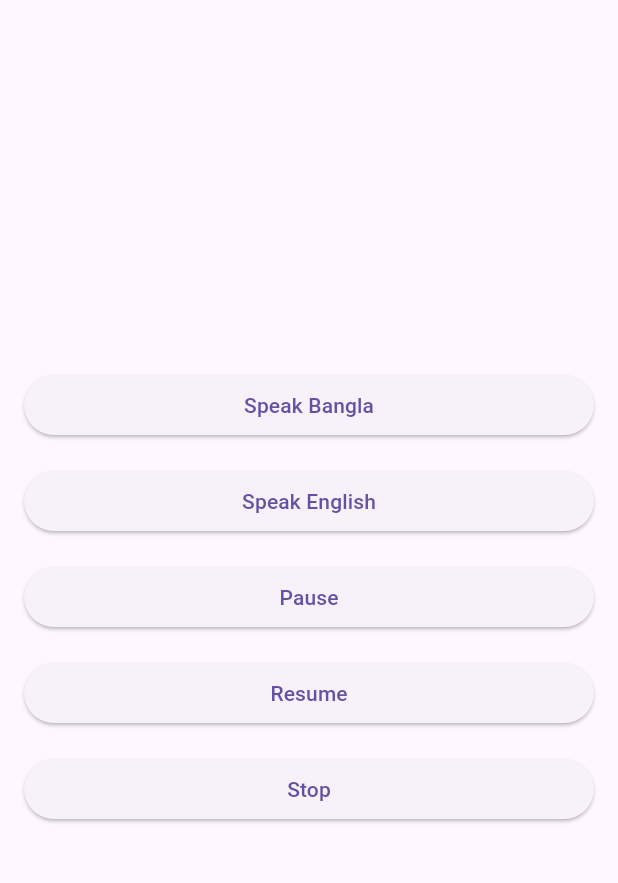
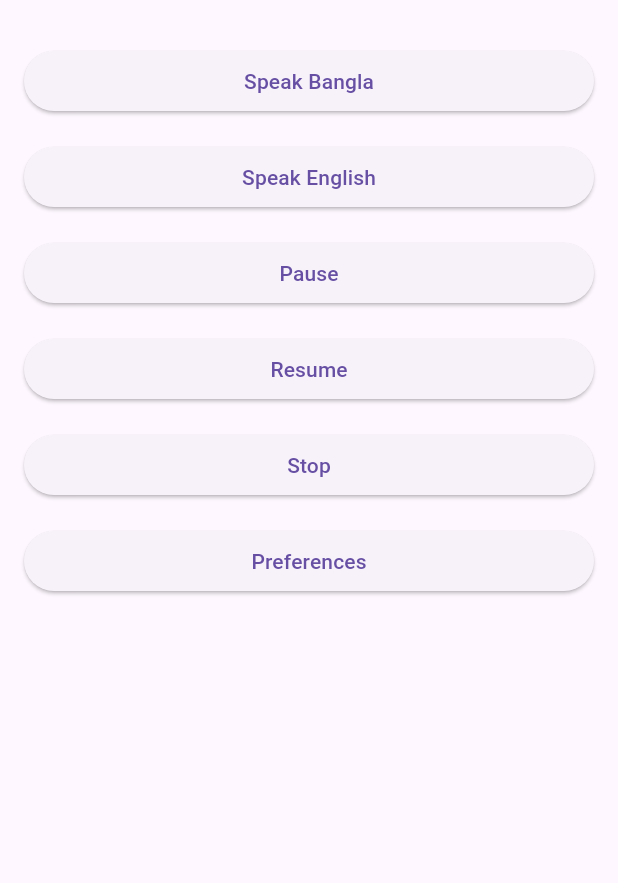
Before and after one commit to sasasaee/LekhAi, a Flutter app: the screen it shows after launch, after a tap on "Resume", on a phone screen of 412 x 824 dp, the part 63-946 px from its top. Run offline on Flutter 3.47's test engine with Material 3 defaults, Android fonts, the light colour scheme and no system bars; our stand-ins replace flutter_tts, shared_preferences.

Commit message:
Added preference to tts

```diff
--- a/lib/main.dart
+++ b/lib/main.dart
@@ -1,95 +1,82 @@
 import 'package:flutter/material.dart';
 import 'services/tts_service.dart';
+import 'preferences_screen.dart';
 
 void main() {
   WidgetsFlutterBinding.ensureInitialized();
-  debugPrint("APP STARTED → main() executed");
-
   runApp(MyApp());
 }
 
 class MyApp extends StatelessWidget {
   final TtsService ttsService = TtsService();
 
-  MyApp({super.key}) {
-    debugPrint("MyApp → TtsService instance created");
-  }
+  MyApp({super.key});
 
   @override
   Widget build(BuildContext context) {
-    debugPrint("MyApp.build() → Building MaterialApp");
-
     return MaterialApp(
       title: 'LekhAi TTS Demo',
-      home: Scaffold(
-        appBar: AppBar(
-          title: const Text('TTS Demo'),
-        ),
-        body: Builder(
-          builder: (context) {
-            debugPrint("Building Home Screen UI");
+      home: HomeScreen(ttsService: ttsService),
+    );
+  }
+}
 
-            return Center(
-              child: SingleChildScrollView(
-                padding: const EdgeInsets.all(16.0),
+class HomeScreen extends StatefulWidget {
+  final TtsService ttsService;
+  const HomeScreen({super.key, required this.ttsService});
+
+  @override
+  State<HomeScreen> createState() => _HomeScreenState();
+}
+
+class _HomeScreenState extends State<HomeScreen> {
+  @override
+  Widget build(BuildContext context) {
+    return Scaffold(
+      appBar: AppBar(title: const Text('TTS Demo')),
+      body: SingleChildScrollView(
+        padding: const EdgeInsets.all(16),
         child: Column(
-                  mainAxisAlignment: MainAxisAlignment.center,
           crossAxisAlignment: CrossAxisAlignment.stretch,
           children: [
             ElevatedButton(
-                      onPressed: () {
-                        debugPrint("UI → Speak Bangla pressed");
-                        ttsService.speak(
-                          "আপনার প্রশ্ন এখানে, ধন্যবাদ। আমি চাই আপনি বাংলায় কথা বলুন।",
-                        );
-                      },
+              onPressed: () => widget.ttsService.speak(
+                  "আপনার প্রশ্ন এখানে, ধন্যবাদ। আমি চাই আপনি বাংলায় কথা বলুন।"),
               child: const Text('Speak Bangla'),
             ),
             const SizedBox(height: 16),
-
             ElevatedButton(
-                      onPressed: () {
-                        debugPrint("UI → Speak English pressed");
-                        ttsService.speak(
-                          "Your question is here, thank you. I want you to speak in English.",
-                        );
-                      },
+              onPressed: () => widget.ttsService.speak(
+                  "Your question is here, thank you. I want you to speak in English."),
               child: const Text('Speak English'),
             ),
             const SizedBox(height: 16),
-
             ElevatedButton(
-                      onPressed: () {
-                        debugPrint("UI → Pause requested");
-                        ttsService.pause();
+                onPressed: () => widget.ttsService.pause(),
+                child: const Text('Pause')),
+            const SizedBox(height: 16),
+            ElevatedButton(
+                onPressed: () => widget.ttsService.resume(),
+                child: const Text('Resume')),
+            const SizedBox(height: 16),
+            ElevatedButton(
+                onPressed: () => widget.ttsService.stop(),
+                child: const Text('Stop')),
+            const SizedBox(height: 16),
+            ElevatedButton(
+              onPressed: () async {
+                await Navigator.push(
+                  context,
+                  MaterialPageRoute(
+                      builder: (_) =>
+                          PreferencesScreen(ttsService: widget.ttsService)),
+                );
               },
-                      child: const Text('Pause'),
-                    ),
-                    const SizedBox(height: 16),
-
-                    ElevatedButton(
-                      onPressed: () {
-                        debugPrint("UI → Resume requested");
-                        ttsService.resume();
-                      },
-                      child: const Text('Resume'),
-                    ),
-                    const SizedBox(height: 16),
-
-                    ElevatedButton(
-                      onPressed: () {
-                        debugPrint("UI → Stop requested");
-                        ttsService.stop();
-                      },
-                      child: const Text('Stop'),
+              child: const Text('Preferences'),
             ),
           ],
         ),
       ),
     );
-          },
-        ),
-      ),
-    );
   }
 }
--- a/lib/services/tts_service.dart
+++ b/lib/services/tts_service.dart
@@ -1,131 +1,78 @@
 import 'package:flutter_tts/flutter_tts.dart';
-
-enum TtsLanguage { bangla, english }
+import 'package:shared_preferences/shared_preferences.dart';
 
 class TtsService {
   final FlutterTts _tts = FlutterTts();
   bool _initialized = false;
 
-  String? banglaVoice;
-  String? englishVoice;
-
-  String? _lastText;       // store last spoken text
-  bool _isPaused = false;  // track pause
-
-  TtsLanguage _currentLanguage = TtsLanguage.english;
+  String? _lastText;
+  bool _isPaused = false;
 
   TtsService() {
     _init();
   }
 
   void _init() {
-    print("TTS → Initializing engine settings");
-
     _tts.setVolume(1.0);
-    _tts.setPitch(1.0);
     _tts.setSpeechRate(0.5);
 
-    _tts.setStartHandler(() => print("TTS Event → Speech Started"));
-    _tts.setCompletionHandler(() => print("TTS Event → Speech Completed"));
-    _tts.setPauseHandler(() {
-      print("TTS Event → Speech Paused");
-      _isPaused = true;
-    });
-    _tts.setContinueHandler(() => print("TTS Event → Speech Resumed"));
+    _tts.setStartHandler(() => print("TTS → Speech Started"));
+    _tts.setCompletionHandler(() => print("TTS → Speech Completed"));
+    _tts.setPauseHandler(() => _isPaused = true);
+    _tts.setContinueHandler(() => _isPaused = false);
     _tts.setErrorHandler((msg) => print("TTS ERROR → $msg"));
 
-    _loadVoices();
-  }
-
-  Future<void> _loadVoices() async {
-    try {
-      print("TTS → Loading available voices...");
-
-      final voices = await _tts.getVoices;
-      print("TTS → Voices loaded");
-
-      for (var v in voices) {
-        if (v["locale"] == "bn-BD" || v["locale"] == "bn-IN") {
-          banglaVoice = v["name"];
-        }
-        if (v["locale"] == "en-US") {
-          englishVoice = v["name"];
-        }
-      }
-
-      print("TTS → Bangla voice: $banglaVoice");
-      print("TTS → English voice: $englishVoice");
-
-      _initialized = true;
-
-    } catch (e) {
-      print("TTS ERROR → Failed to load voices: $e");
-    }
-  }
-
-  Future<void> setLanguage(TtsLanguage lang) async {
-    if (!_initialized) return;
-
-    _currentLanguage = lang;
-
-    if (lang == TtsLanguage.bangla) {
-      print("TTS → Switching language to Bangla");
-      await _tts.setLanguage("bn-BD");
-      if (banglaVoice != null) {
-        await _tts.setVoice({"name": banglaVoice!});
-      }
-    } else {
-      print("TTS → Switching language to English");
-      await _tts.setLanguage("en-US");
-      if (englishVoice != null) {
-        await _tts.setVoice({"name": englishVoice!});
-      }
-    }
+    _initialized = true;
+    loadPreferences(); // auto-load saved prefs
   }
 
   Future<void> speak(String text) async {
-    if (!_initialized) {
-      print("TTS WARNING → speak() called before initialization");
-      return;
-    }
-
+    if (!_initialized) return;
     _lastText = text;
-
-    if (RegExp(r'[\u0980-\u09FF]').hasMatch(text)) {
-      await setLanguage(TtsLanguage.bangla);
-    } else {
-      await setLanguage(TtsLanguage.english);
-    }
-
     _isPaused = false;
-    print("TTS → Speaking text: $text");
-
     await _tts.speak(text);
   }
 
   Future<void> pause() async {
-    print("TTS → Pause requested");
     _isPaused = true;
     await _tts.pause();
   }
 
   Future<void> resume() async {
     if (_isPaused && _lastText != null) {
-      print("TTS → Resume triggered (re-speaking last text)");
       await speak(_lastText!);
-      _isPaused = false;
-    } else {
-      print("TTS → Resume ignored (no paused speech)");
     }
   }
 
   Future<void> stop() async {
-    print("TTS → Stop requested");
     _isPaused = false;
     await _tts.stop();
   }
 
-  Future<void> setSpeed(double v) => _tts.setSpeechRate(v.clamp(0.0, 1.0));
-  Future<void> setPitch(double v) => _tts.setPitch(v.clamp(0.5, 2.0));
+  Future<void> setSpeed(double v) => _tts.setSpeechRate(v.clamp(0.1, 1.0));
   Future<void> setVolume(double v) => _tts.setVolume(v.clamp(0.0, 1.0));
+
+  // ---------------- Preferences ----------------
+  Future<void> savePreferences({required double speed, required double volume}) async {
+    final prefs = await SharedPreferences.getInstance();
+    await prefs.setDouble('speed', speed);
+    await prefs.setDouble('volume', volume);
+  }
+
+  Future<Map<String, double>> loadPreferences() async {
+    final prefs = await SharedPreferences.getInstance();
+    double speed = prefs.getDouble('speed') ?? 0.5;
+    double volume = prefs.getDouble('volume') ?? 0.7;
+
+    await setSpeed(speed);
+    await setVolume(volume);
+
+    return {'speed': speed, 'volume': volume};
+  }
+
+  Future<void> resetPreferences() async {
+    await savePreferences(speed: 0.5, volume: 0.7);
+    await setSpeed(0.5);
+    await setVolume(0.7);
+  }
 }
--- a/pubspec.yaml
+++ b/pubspec.yaml
@@ -34,7 +34,7 @@ dependencies:
   # The following adds the Cupertino Icons font to your application.
   # Use with the CupertinoIcons class for iOS style icons.
   cupertino_icons: ^1.0.8
-
+  shared_preferences: ^2.2.2
 dev_dependencies:
   flutter_test:
     sdk: flutter
```
Also changed, not shown: lib/preferences_screen.dart (added, +94 -0 lines), pubspec.lock, 1 other file. Lines whose indentation alone changed are shown as unchanged.
